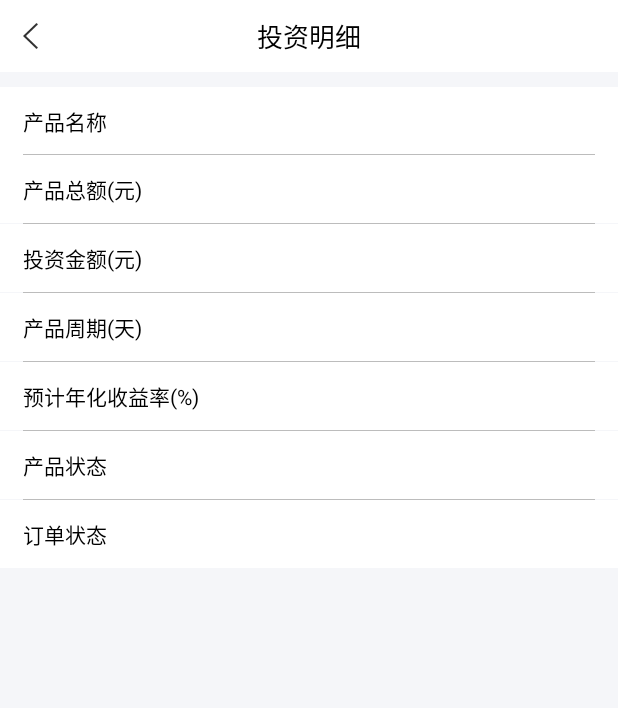
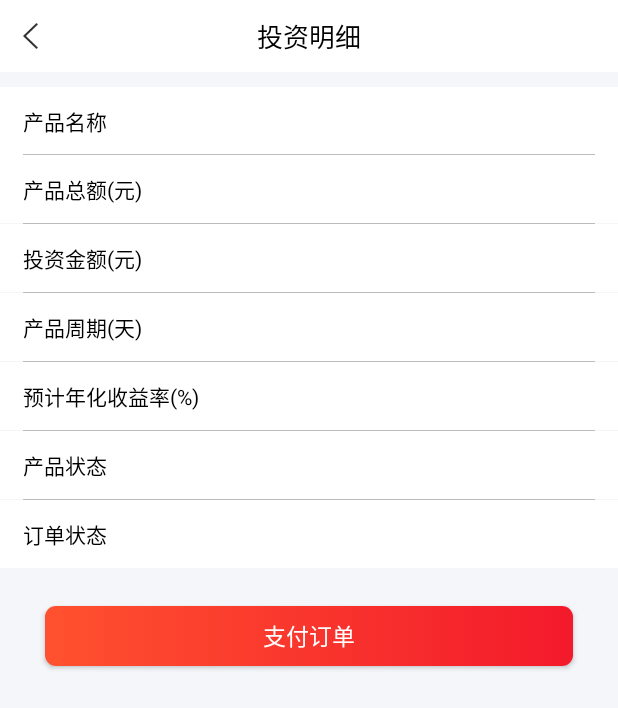
Before and after one commit to yangyuqi/android_finance, an Android app: the InvestmentDetailsActivity screen opened directly, with no data from a screen before it, on a phone screen of 412 x 824 dp. Shown: the top 708 px of the screen. Run offline under Robolectric (Android 15) with nearby library versions, the phone set to English and light mode, and no system bars; our stand-ins replace CircleImageView; libraries missing offline, so code that uses them is left out: com.squareup.okhttp; 12 statements that could not run were skipped.

Commit message:
新增修改

```diff
--- a/app/src/main/java/com/youzheng/zhejiang/financebooking/UI/My/activity/InvestmentDetailsActivity.java
+++ b/app/src/main/java/com/youzheng/zhejiang/financebooking/UI/My/activity/InvestmentDetailsActivity.java
@@ -2,28 +2,44 @@ package com.youzheng.zhejiang.financebooking.UI.My.activity;
 
 import android.os.Bundle;
 import android.support.annotation.Nullable;
+import android.util.Log;
 import android.view.View;
+import android.widget.Button;
 import android.widget.TextView;
 
+import com.squareup.okhttp.Request;
+import com.youzheng.zhejiang.financebooking.Model.MLoginEntity;
 import com.youzheng.zhejiang.financebooking.Model.user.MFinanceStatusDataEntity;
+import com.youzheng.zhejiang.financebooking.Model.user.MFinanceStatusEntity;
 import com.youzheng.zhejiang.financebooking.R;
+import com.youzheng.zhejiang.financebooking.Thrid.network.OkHttpClientManager;
 import com.youzheng.zhejiang.financebooking.UI.BaseActivity;
 import com.youzheng.zhejiang.financebooking.Widget.Utils.PublicUtils;
+import com.youzheng.zhejiang.financebooking.Widget.Utils.UrlUtils;
 
-public class InvestmentDetailsActivity extends BaseActivity {
+import java.io.IOException;
+import java.util.HashMap;
+import java.util.Map;
+
+public class InvestmentDetailsActivity extends BaseActivity implements View.OnClickListener {
 
     MFinanceStatusDataEntity dataEntity ;
+    private Button btn_pay;
+    private int type;
 
     @Override
     protected void onCreate(@Nullable Bundle savedInstanceState) {
         super.onCreate(savedInstanceState);
         setContentView(R.layout.investment_details_layout);
         dataEntity = (MFinanceStatusDataEntity) getIntent().getSerializableExtra("data");
+        type=getIntent().getIntExtra("type",0);
         initView();
     }
 
     private void initView() {
         ((TextView)findViewById(R.id.textHeadTitle)).setText("投资明细");
+        btn_pay= (Button) findViewById(R.id.btn_pay);
+
         findViewById(R.id.btnBack).setOnClickListener(new View.OnClickListener() {
             @Override
             public void onClick(View v) {
@@ -54,5 +70,42 @@ public class InvestmentDetailsActivity extends BaseActivity {
         }else if (dataEntity.getOrderStatus()==2){
             ((TextView)findViewById(R.id.tv_account_statue)).setText("已付款");
         }
+
+        if (type==1){
+            btn_pay.setVisibility(View.GONE);
+        }else {
+            btn_pay.setVisibility(View.VISIBLE);
+        }
+
+        btn_pay.setOnClickListener(this);
+
+    }
+
+    private void intData() {
+        Map<String,Object> map = new HashMap<>();
+        map.put("orderId",dataEntity.getOrderId());
+
+        OkHttpClientManager.postAsynJson(gson.toJson(map), UrlUtils.PAY_ORDER, new OkHttpClientManager.StringCallback() {
+            @Override
+            public void onFailure(Request request, IOException e) {
+
+            }
+
+            @Override
+            public void onResponse(String response) {
+                Log.e("支付返回",response);
+                MLoginEntity statusEntity = gson.fromJson(response,MLoginEntity.class);
+                if (statusEntity.getRespCode().equals(PublicUtils.SUCCESS)){
+                        finish();
+                }
+            }
+        });
+
+
+    }
+
+    @Override
+    public void onClick(View v) {
+        intData();
     }
 }
--- a/app/src/main/java/com/youzheng/zhejiang/financebooking/Widget/Utils/UrlUtils.java
+++ b/app/src/main/java/com/youzheng/zhejiang/financebooking/Widget/Utils/UrlUtils.java
@@ -62,4 +62,6 @@ public class UrlUtils {
     public static String NEW_INVEST = BASE_URL+"api/productManager/v1.2/wisChoWisInvest";
 
     public static String ACCOUNT_OR_CONSULTING =BASE_URL+"api/advertising/v1.2/information";
+
+    public static String PAY_ORDER =BASE_URL+"order/v1.2/pay";
 }
--- a/app/src/main/res/layout/investment_details_layout.xml
+++ b/app/src/main/res/layout/investment_details_layout.xml
@@ -276,4 +276,18 @@
 
     </RelativeLayout>
 
+    <Button
+        android:id="@+id/btn_pay"
+        android:layout_marginTop="@dimen/space_25"
+        android:layout_marginLeft="@dimen/space_30"
+        android:layout_marginRight="@dimen/space_30"
+        android:background="@drawable/send_code_bg"
+        android:layout_width="match_parent"
+        android:layout_height="40dp"
+        android:text="支付订单"
+        android:textColor="@color/bg_main"
+        android:textSize="@dimen/text_size_15"
+        android:gravity="center"
+        />
+
 </LinearLayout>
```
Also changed, not shown: app/src/main/java/com/youzheng/zhejiang/financebooking/UI/My/activity/AllInvestmentActivity.java (+27 -6 lines).
